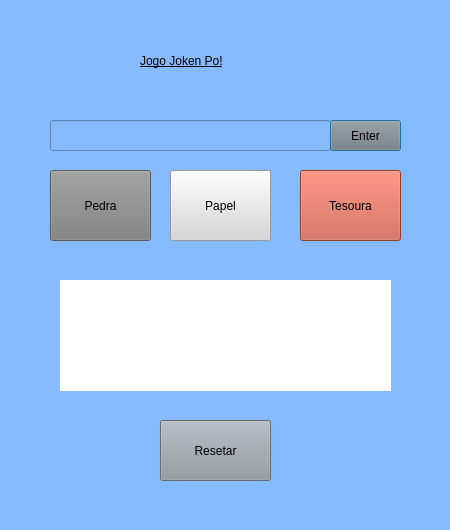
Old version of the form widgets/jogo_joken_po.ui in the repository gustavobaltazar/sandbox.
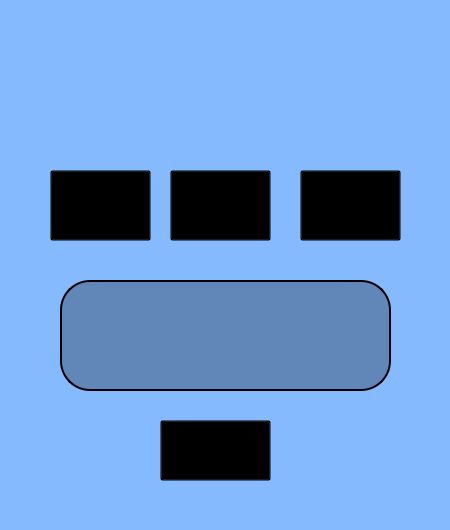
New version of the form. Icons and pictures are not drawn.

Diff of the .ui file:
```diff
--- a/widgets/jogo_joken_po.ui
+++ b/widgets/jogo_joken_po.ui
@@ -28,24 +28,6 @@
   <property name="styleSheet">
    <string notr="true">background-color:rgb(134, 186, 255);</string>
   </property>
-  <widget class="QLabel" name="titulo">
-   <property name="geometry">
-    <rect>
-     <x>140</x>
-     <y>30</y>
-     <width>201</width>
-     <height>61</height>
-    </rect>
-   </property>
-   <property name="styleSheet">
-    <string notr="true">font: 75 19pt &quot;MS Shell Dlg 2&quot;;
-text-decoration: underline;
-</string>
-   </property>
-   <property name="text">
-    <string>Jogo Joken Po!</string>
-   </property>
-  </widget>
   <widget class="QPushButton" name="btn_pedra">
    <property name="geometry">
     <rect>
@@ -56,10 +38,20 @@
     </rect>
    </property>
    <property name="styleSheet">
-    <string notr="true">background-color:rgb(127, 127, 127);</string>
+    <string notr="true">background-color: transparent;</string>
    </property>
    <property name="text">
-    <string>Pedra</string>
+    <string/>
+   </property>
+   <property name="icon">
+    <iconset>
+     <normaloff>../img/rock.png</normaloff>../img/rock.png</iconset>
+   </property>
+   <property name="iconSize">
+    <size>
+     <width>64</width>
+     <height>64</height>
+    </size>
    </property>
   </widget>
   <widget class="QPushButton" name="btn_papel">
@@ -72,10 +64,20 @@
     </rect>
    </property>
    <property name="styleSheet">
-    <string notr="true">background-color:rgb(214, 214, 214);</string>
+    <string notr="true">background-color: transparent;</string>
    </property>
    <property name="text">
-    <string>Papel</string>
+    <string/>
+   </property>
+   <property name="icon">
+    <iconset>
+     <normaloff>../img/paper.png</normaloff>../img/paper.png</iconset>
+   </property>
+   <property name="iconSize">
+    <size>
+     <width>64</width>
+     <height>64</height>
+    </size>
    </property>
   </widget>
   <widget class="QPushButton" name="btn_tesoura">
@@ -88,13 +90,23 @@
     </rect>
    </property>
    <property name="styleSheet">
-    <string notr="true">background-color:rgb(200, 87, 67);</string>
+    <string notr="true">background-color: transparent;</string>
    </property>
    <property name="text">
-    <string>Tesoura</string>
+    <string/>
+   </property>
+   <property name="icon">
+    <iconset>
+     <normaloff>../img/scissors.png</normaloff>../img/scissors.png</iconset>
+   </property>
+   <property name="iconSize">
+    <size>
+     <width>64</width>
+     <height>64</height>
+    </size>
    </property>
   </widget>
-  <widget class="QLabel" name="resposta">
+  <widget class="QLabel" name="response">
    <property name="geometry">
     <rect>
      <x>60</x>
@@ -103,12 +115,24 @@
      <height>111</height>
     </rect>
    </property>
+   <property name="font">
+    <font>
+     <pointsize>16</pointsize>
+     <weight>75</weight>
+     <bold>true</bold>
+    </font>
+   </property>
    <property name="styleSheet">
-    <string notr="true">background-color:rgb(255, 255, 255);</string>
+    <string notr="true">background:rgba(0,0,0,0.28);
+border: 2px solid black;
+border-radius: 30px;</string>
    </property>
    <property name="text">
     <string/>
    </property>
+   <property name="alignment">
+    <set>Qt::AlignCenter</set>
+   </property>
   </widget>
   <widget class="QPushButton" name="btn_reset">
    <property name="geometry">
@@ -119,45 +143,48 @@
      <height>61</height>
     </rect>
    </property>
+   <property name="font">
+    <font>
+     <family>MS Shell Dlg 2</family>
+     <pointsize>8</pointsize>
+    </font>
+   </property>
    <property name="styleSheet">
-    <string notr="true">background-color:rgb(143, 150, 158);</string>
+    <string notr="true">background-color: transparent;</string>
    </property>
    <property name="text">
-    <string>Resetar</string>
+    <string/>
    </property>
-  </widget>
-  <widget class="QLineEdit" name="lineEdit">
-   <property name="geometry">
-    <rect>
-     <x>50</x>
-     <y>120</y>
-     <width>281</width>
-     <height>31</height>
-    </rect>
+   <property name="icon">
+    <iconset>
+     <normaloff>../img/back.png</normaloff>../img/back.png</iconset>
    </property>
+   <property name="iconSize">
+    <size>
+     <width>64</width>
+     <height>64</height>
+    </size>
+   </property>
   </widget>
-  <widget class="QPushButton" name="btn_pedra_2">
+  <widget class="QLabel" name="wrapper">
    <property name="geometry">
     <rect>
-     <x>330</x>
-     <y>120</y>
-     <width>71</width>
-     <height>31</height>
+     <x>0</x>
+     <y>0</y>
+     <width>450</width>
+     <height>530</height>
     </rect>
    </property>
-   <property name="styleSheet">
-    <string notr="true">background-color:rgb(127, 127, 127);</string>
-   </property>
    <property name="text">
-    <string>Enter</string>
+    <string/>
    </property>
-   <property name="autoDefault">
-    <bool>true</bool>
-   </property>
-   <property name="default">
-    <bool>true</bool>
-   </property>
   </widget>
+  <zorder>wrapper</zorder>
+  <zorder>btn_pedra</zorder>
+  <zorder>btn_papel</zorder>
+  <zorder>btn_tesoura</zorder>
+  <zorder>response</zorder>
+  <zorder>btn_reset</zorder>
  </widget>
  <resources/>
  <connections/>
```
